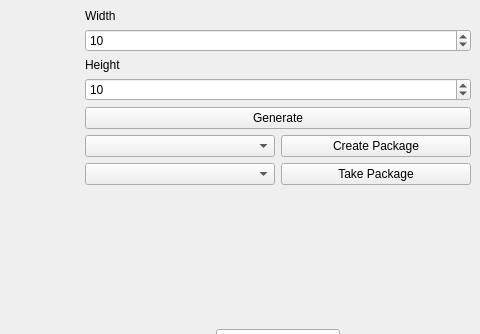
This is amazon/mainwindow.ui in fairynoxx/warehouse as Qt 5 draws it before an edit; both pictures show x 316 to 796 and y 0 to 334 of the 796 by 498 pixel window. The edited form follows.
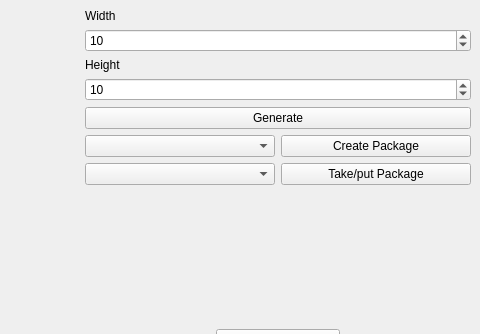
This is the edited form.

Commit message: take to take/put

Diff of the .ui file:
```diff
--- a/amazon/mainwindow.ui
+++ b/amazon/mainwindow.ui
@@ -78,7 +78,7 @@
           <item row="1" column="1">
            <widget class="QPushButton" name="buttonTakePackage">
             <property name="text">
-             <string>Take Package</string>
+             <string>Take/put Package</string>
             </property>
            </widget>
           </item>
```
